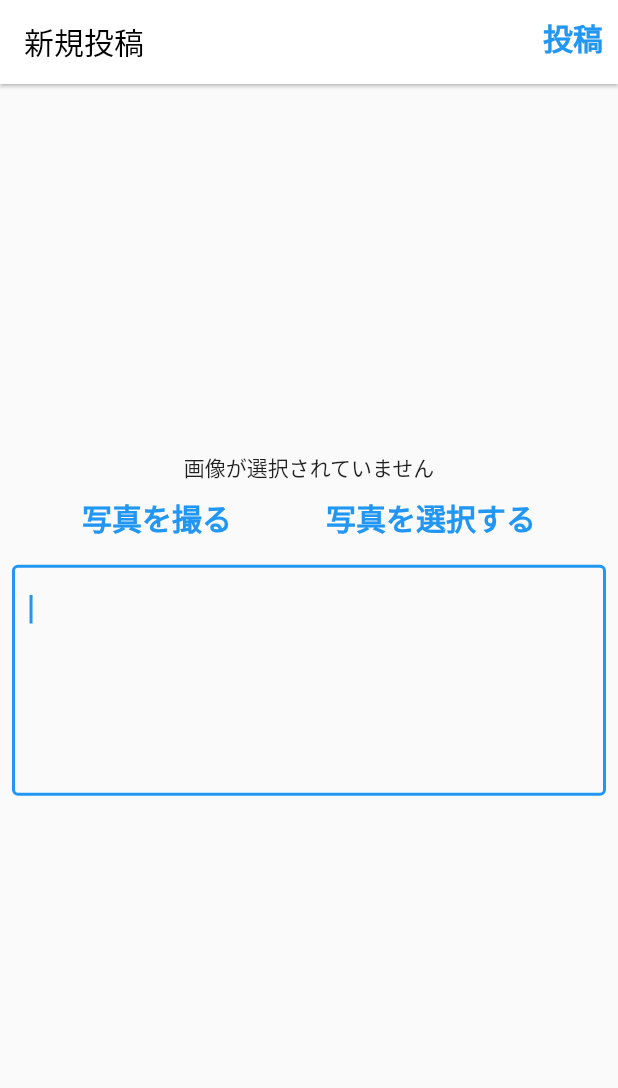
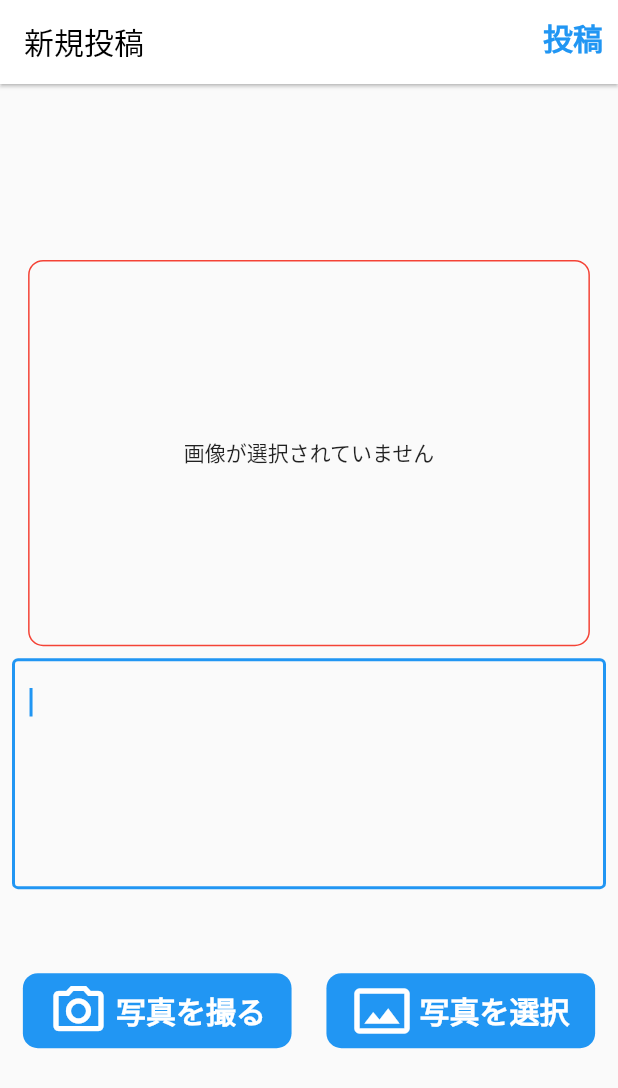
Before and after one commit to iseruuuuu/book_instagram_app, a Flutter app: the RegisterScreen screen opened directly, on a phone screen of 412 x 824 dp. Shown: the top 1088 px of the screen. Run offline on Flutter 3.47's test engine with Material 2 defaults, Android fonts, the phone set to English and light mode, and no system bars; our stand-ins replace freezed_annotation, image_picker, rxdart, state_notifier; missing offline and left inert: flutter_state_notifier.

Commit message:
add: 画像のボタンをいい感じにした

```diff
--- a/lib/screen/register/children/register_photo_button.dart
+++ b/lib/screen/register/children/register_photo_button.dart
@@ -5,10 +5,12 @@ class PhotoWidget extends StatelessWidget {
     Key? key,
     required this.onTap,
     required this.text,
+    required this.icon,
   }) : super(key: key);
 
   final Function() onTap;
   final String text;
+  final IconData icon;
 
   @override
   Widget build(BuildContext context) {
@@ -17,12 +19,30 @@ class PhotoWidget extends StatelessWidget {
         padding: const EdgeInsets.all(8.0),
         child: GestureDetector(
           onTap: onTap,
-          child: Text(
-            text,
-            style: const TextStyle(
-              fontSize: 20,
-              fontWeight: FontWeight.bold,
+          child: Container(
+            width: MediaQuery.of(context).size.width / 2.3,
+            height: 50,
+            decoration: BoxDecoration(
               color: Colors.blue,
+              borderRadius: BorderRadius.circular(10),
+            ),
+            child: Row(
+              mainAxisAlignment: MainAxisAlignment.center,
+              children: [
+                Icon(
+                  icon,
+                  size: 40,
+                  color: Colors.white,
+                ),
+                Text(
+                  text,
+                  style: const TextStyle(
+                    fontSize: 20,
+                    fontWeight: FontWeight.bold,
+                    color: Colors.white,
+                  ),
+                ),
+              ],
             ),
           ),
         ),
--- a/lib/screen/register/register_screen.dart
+++ b/lib/screen/register/register_screen.dart
@@ -50,24 +50,39 @@ class _RegisterScreenState extends State<RegisterScreen> {
         children: [
           Center(
             child: image == null
-                //適当な写真を載せる？？
-                ? const Text('画像が選択されていません')
-                : Image.file(image!),
+                ? Container(
+                    width: MediaQuery.of(context).size.width / 1.1,
+                    height: MediaQuery.of(context).size.width / 1.6,
+                    decoration: BoxDecoration(
+                      border: Border.all(color: Colors.red),
+                      borderRadius: BorderRadius.circular(10),
+                    ),
+                    child: const Center(
+                      child: Text('画像が選択されていません'),
+                    ),
+                  )
+                : SizedBox(
+                    width: MediaQuery.of(context).size.width / 1.1,
+                    height: MediaQuery.of(context).size.width / 1.6,
+                    child: Image.file(image!),
+                  ),
           ),
+          const RegisterTextField(),
           Row(
             mainAxisAlignment: MainAxisAlignment.spaceEvenly,
             children: [
               PhotoWidget(
-                text: '写真を撮る',
+                icon: Icons.camera_alt_outlined,
+                text: ' 写真を撮る',
                 onTap: getCamera,
               ),
               PhotoWidget(
-                text: '写真を選択する',
+                icon: Icons.photo_size_select_actual_outlined,
+                text: ' 写真を選択',
                 onTap: getImage,
               ),
             ],
           ),
-          const RegisterTextField(),
         ],
       ),
     );
--- a/lib/screen/timeline/children/timeline_post_widget.dart
+++ b/lib/screen/timeline/children/timeline_post_widget.dart
@@ -16,7 +16,7 @@ class PostWidget extends StatelessWidget {
       padding: const EdgeInsets.symmetric(horizontal: 10, vertical: 5),
       child: Container(
         width: double.infinity,
-        height: 600,
+        height: MediaQuery.of(context).size.height / 1.3,
         decoration: BoxDecoration(
           color: Colors.white,
           borderRadius: BorderRadius.circular(25),
@@ -29,8 +29,8 @@ class PostWidget extends StatelessWidget {
                 children: <Widget>[
                   Container(
                     margin: const EdgeInsets.all(10),
-                    width: MediaQuery.of(context).size.width,
-                    height: MediaQuery.of(context).size.width,
+                    width: MediaQuery.of(context).size.width / 1.2,
+                    height: MediaQuery.of(context).size.width / 1.2,
                     decoration: BoxDecoration(
                       borderRadius: BorderRadius.circular(25),
                       boxShadow: const [
```
